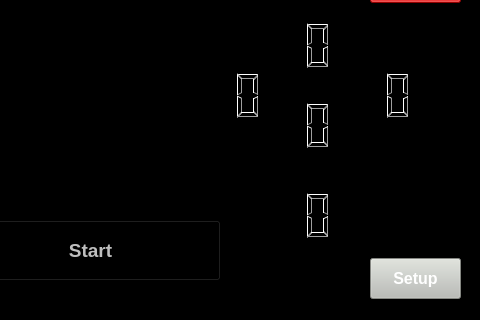
chingling123/gmxp_pacman, file mainwindow.ui: the form before one commit; both pictures show x 320 to 800 and y 160 to 480 of the 800 by 480 pixel window.
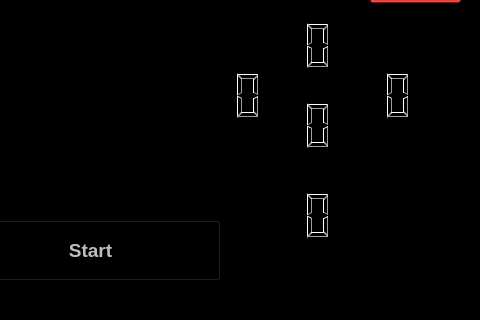
The form after the commit.

Diff of the .ui file:
```diff
--- a/mainwindow.ui
+++ b/mainwindow.ui
@@ -424,39 +424,6 @@
      <double>0.000000000000000</double>
     </property>
    </widget>
-   <widget class="QPushButton" name="btnConfig">
-    <property name="geometry">
-     <rect>
-      <x>690</x>
-      <y>418</y>
-      <width>91</width>
-      <height>41</height>
-     </rect>
-    </property>
-    <property name="font">
-     <font>
-      <pointsize>12</pointsize>
-      <weight>75</weight>
-      <bold>true</bold>
-     </font>
-    </property>
-    <property name="styleSheet">
-     <string notr="true">color: rgb(255, 255, 255);
-background-color: rgb(186, 189, 182);</string>
-    </property>
-    <property name="text">
-     <string>Setup</string>
-    </property>
-    <property name="autoDefault">
-     <bool>false</bool>
-    </property>
-    <property name="default">
-     <bool>false</bool>
-    </property>
-    <property name="flat">
-     <bool>false</bool>
-    </property>
-   </widget>
   </widget>
  </widget>
  <layoutdefault spacing="6" margin="11"/>
```
